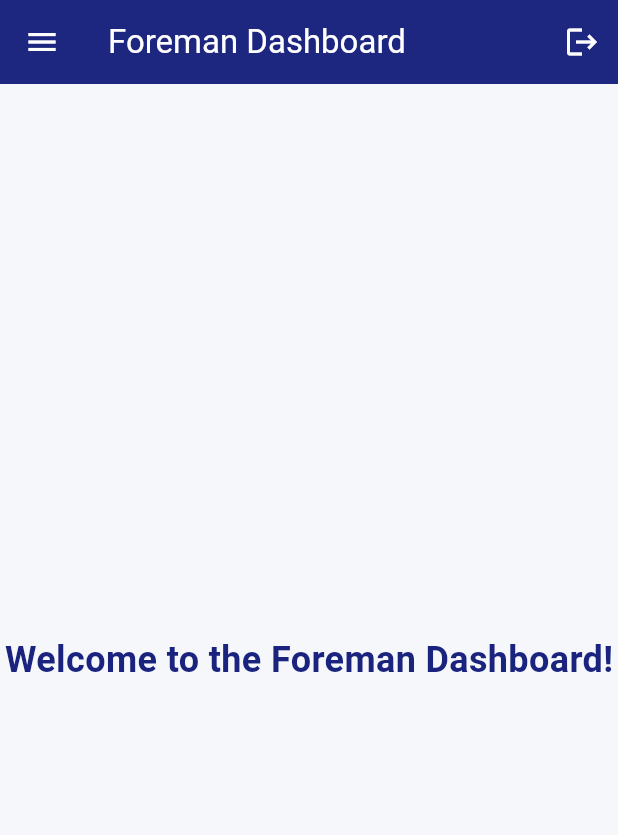
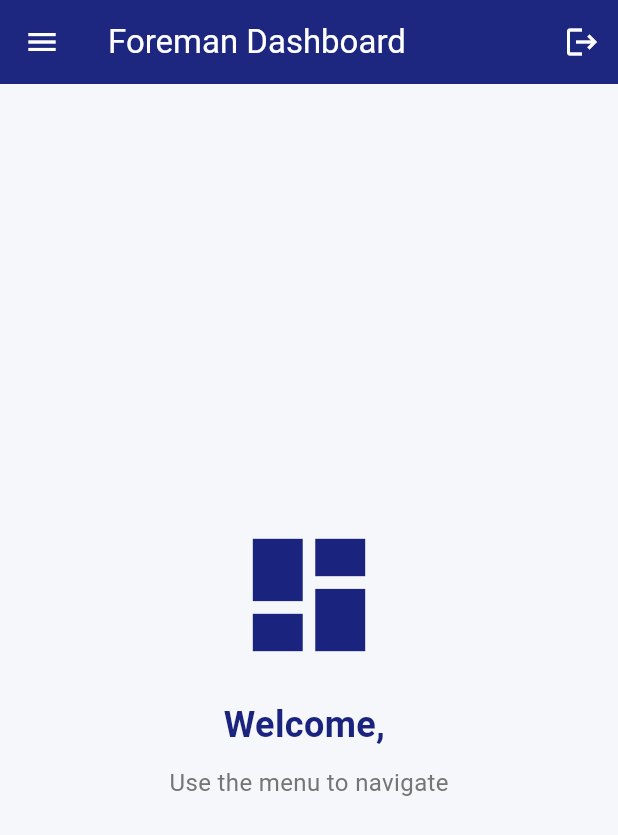
Before and after one commit to amala-26/workshop-gig-app, a Flutter app: the ForemanDashboard screen opened directly, on a phone screen of 412 x 824 dp. Shown: the top 835 px of the screen. Run offline on Flutter 3.47's test engine with Material 3 defaults, Android fonts, the phone set to English and light mode, and no system bars; our stand-ins replace cloud_firestore, firebase_auth, firebase_core; accounts and stored records are empty; Roboto replaces fonts that are missing (Montserrat).

Commit message:
change dashboard

```diff
--- a/lib/foreman_dashboard.dart
+++ b/lib/foreman_dashboard.dart
@@ -6,8 +6,64 @@ import 'view_payroll_foreman.dart';
 import 'add_rating_foreman.dart';
 import 'view_rating_foreman.dart';
 
-class ForemanDashboard extends StatelessWidget {
+class ForemanDashboard extends StatefulWidget {
   const ForemanDashboard({Key? key}) : super(key: key);
+
+  @override
+  State<ForemanDashboard> createState() => _ForemanDashboardState();
+}
+
+class _ForemanDashboardState extends State<ForemanDashboard> {
+  final FirebaseAuth _auth = FirebaseAuth.instance;
+  String _userName = '';
+  String _userEmail = '';
+
+  @override
+  void initState() {
+    super.initState();
+    _loadUserData();
+  }
+
+  Future<void> _loadUserData() async {
+    final user = _auth.currentUser;
+    if (user != null) {
+      final doc = await FirebaseFirestore.instance
+          .collection('foremen')
+          .doc(user.uid)
+          .get();
+      if (doc.exists) {
+        setState(() {
+          _userName = doc.data()?['name'] ?? '';
+          _userEmail = doc.data()?['email'] ?? '';
+        });
+      }
+    }
+  }
+
+  Future<void> _navigateToProfile() async {
+    final user = _auth.currentUser;
+    if (user != null) {
+      final doc = await FirebaseFirestore.instance
+          .collection('foremen')
+          .doc(user.uid)
+          .get();
+      if (doc.exists && mounted) {
+        Navigator.pop(context);
+        Navigator.push(
+          context,
+          MaterialPageRoute(
+            builder: (context) => ForemanProfilePage(
+              initialData: doc.data() ?? {},
+            ),
+          ),
+        );
+      } else {
+        ScaffoldMessenger.of(context).showSnackBar(
+          const SnackBar(content: Text('Profile not found.')),
+        );
+      }
+    }
+  }
 
   Future<void> _handleLogout(BuildContext context) async {
     // Show confirmation dialog
@@ -62,34 +118,42 @@ class ForemanDashboard extends StatelessWidget {
         child: ListView(
           padding: EdgeInsets.zero,
           children: [
-            const DrawerHeader(
-              decoration: BoxDecoration(color: Color(0xFF1A237E)),
-              child: Text('Menu', style: TextStyle(color: Colors.white, fontSize: 24)),
+            DrawerHeader(
+              decoration: const BoxDecoration(
+                color: Color(0xFF1A237E),
+              ),
+              child: Column(
+                crossAxisAlignment: CrossAxisAlignment.start,
+                children: [
+                  const CircleAvatar(
+                    radius: 30,
+                    backgroundColor: Colors.white,
+                    child: Icon(Icons.person, size: 40, color: Color(0xFF1A237E)),
+                  ),
+                  const SizedBox(height: 10),
+                  Text(
+                    _userName,
+                    style: const TextStyle(
+                      color: Colors.white,
+                      fontSize: 18,
+                      fontWeight: FontWeight.bold,
+                    ),
+                  ),
+                  Text(
+                    _userEmail,
+                    style: const TextStyle(
+                      color: Colors.white70,
+                      fontSize: 14,
+                    ),
+                  ),
+                ],
+              ),
             ),
             // Profile Section
             ListTile(
               leading: const Icon(Icons.person),
               title: const Text('Profile'),
-              onTap: () async {
-                final user = FirebaseAuth.instance.currentUser;
-                if (user != null) {
-                  final doc = await FirebaseFirestore.instance.collection('foremen').doc(user.uid).get();
-                  if (doc.exists) {
-                    Navigator.push(
-                      context,
-                      MaterialPageRoute(
-                        builder: (context) => ForemanProfilePage(
-                          initialData: doc.data() ?? {},
-                        ),
-                      ),
-                    );
-                  } else {
-                    ScaffoldMessenger.of(context).showSnackBar(
-                      const SnackBar(content: Text('Profile not found.')),
-                    );
-                  }
-                }
-              },
+              onTap: _navigateToProfile,
             ),
 
             // Payroll Section
@@ -142,10 +206,32 @@ class ForemanDashboard extends StatelessWidget {
           ],
         ),
       ),
-      body: const Center(
-        child: Text(
-          'Welcome to the Foreman Dashboard!',
-          style: TextStyle(fontSize: 24, fontWeight: FontWeight.bold),
+      body: Center(
+        child: Column(
+          mainAxisAlignment: MainAxisAlignment.center,
+          children: [
+            const Icon(
+              Icons.dashboard,
+              size: 100,
+              color: Color(0xFF1A237E),
+            ),
+            const SizedBox(height: 20),
+            Text(
+              'Welcome, $_userName',
+              style: const TextStyle(
+                fontSize: 24,
+                fontWeight: FontWeight.bold,
+              ),
+            ),
+            const SizedBox(height: 10),
+            Text(
+              'Use the menu to navigate',
+              style: TextStyle(
+                fontSize: 16,
+                color: Colors.grey[600],
+              ),
+            ),
+          ],
         ),
       ),
     );
```
